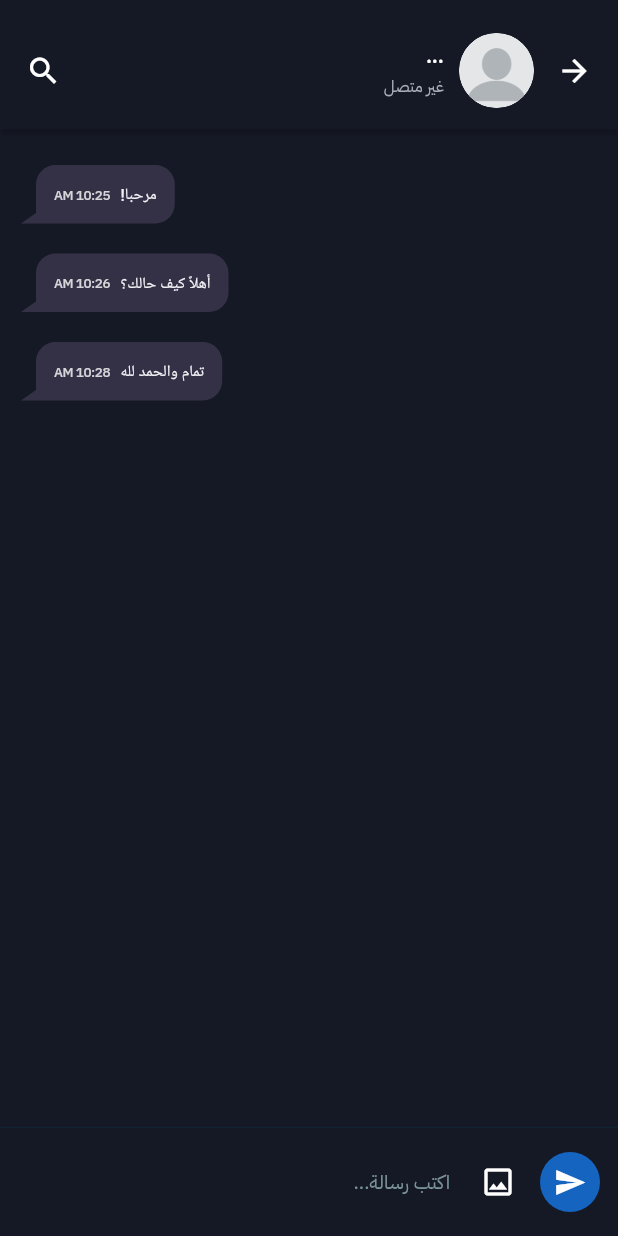
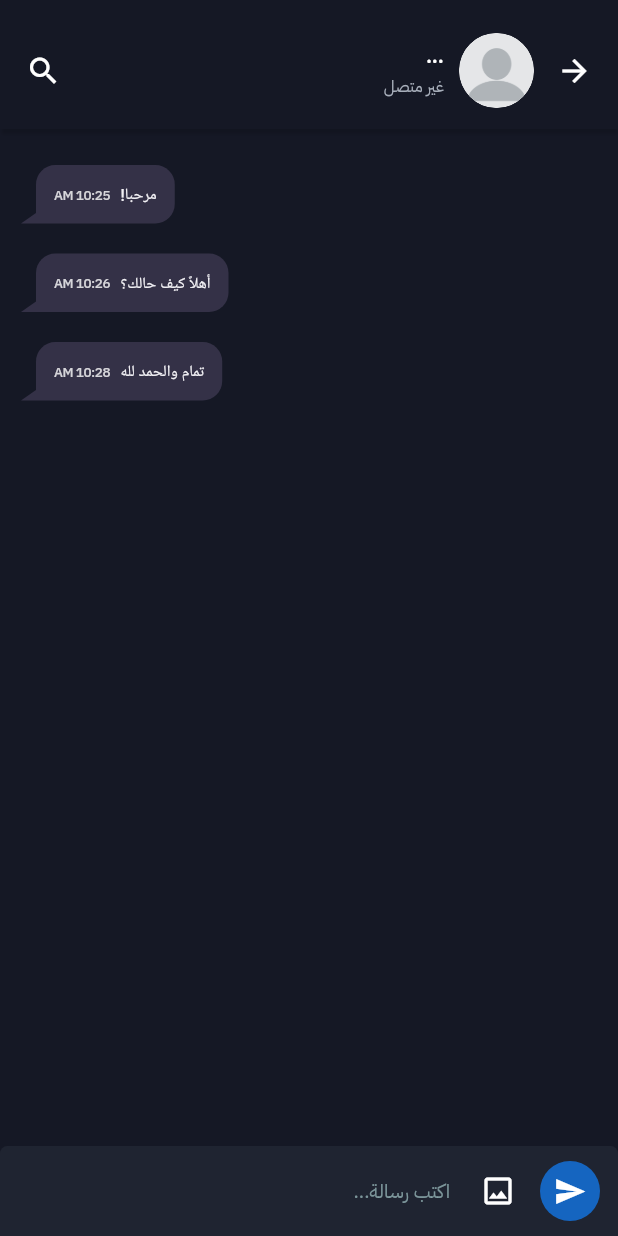
Before and after one commit to MohammedBazhair/link_note, a Flutter app: the ChatScreen screen opened directly with empty values, on a phone screen of 412 x 824 dp. Run offline on Flutter 3.47's test engine with Material 3 defaults, Android fonts, the phone set to English and light mode, and no system bars; our stand-ins replace app_links, audioplayers, device_info_plus, flutter_cache_manager, flutter_riverpod, flutter_svg and 9 more; missing offline and left inert: bluetooth_enable_fork, image_gallery_saver_plus, mobile_scanner, nearby_connections, onesignal_flutter, protocol_handler; accounts and stored records are empty; project files that could hold a hidden picture were left out.

Commit message:
feat: Add offline chat feature including chat screens, message input, message list, and reply functionality.

```diff
--- a/lib/features/offline_chat/presentation/controllers/chat_providers.dart
+++ b/lib/features/offline_chat/presentation/controllers/chat_providers.dart
@@ -1,4 +1,5 @@
 import 'package:flutter_riverpod/flutter_riverpod.dart';
+import 'package:flutter_riverpod/legacy.dart';
 import '../../data/handlers/chat_handshake_handler.dart';
 import '../../data/handlers/chat_sending_handler.dart';
 import '../../data/handlers/image_transfer_handler.dart';
@@ -38,6 +39,10 @@ final getMyFriendsIdsProvider = Provider((ref) {
   );
 
   return chatFriendsIds;
+});
+
+final replyToMessageProvider = StateProvider.autoDispose<Message?>((ref) {
+  return null;
 });
 
 final chatRepository = Provider((ref) {
--- a/lib/features/offline_chat/presentation/screens/chat_screen.dart
+++ b/lib/features/offline_chat/presentation/screens/chat_screen.dart
@@ -6,6 +6,7 @@ import '../controllers/nearby_providers.dart';
 import '../widgets/chat/chat_appbar.dart';
 import '../widgets/chat/chat_input.dart';
 import '../widgets/chat/message_list.dart';
+import '../widgets/chat/reply_message_widget.dart';
 
 class ChatScreen extends ConsumerWidget {
   const ChatScreen({super.key, required this.peerId, required this.myId});
@@ -26,13 +27,16 @@ class ChatScreen extends ConsumerWidget {
     );
     return Scaffold(
       body: Column(
+        crossAxisAlignment: CrossAxisAlignment.stretch,
         children: [
           SafeArea(child: ChatAppbar(chatAppbarParams)),
           Expanded(
             child: MessageList(
               chatId: Message.buildChatId(myId, peerId),
+              myId: myId,
             ),
           ),
+          const ReplyMessageWidget(),
           ChatInput(peerId: peerId),
         ],
       ),
--- a/lib/features/offline_chat/presentation/widgets/chat/chat_input.dart
+++ b/lib/features/offline_chat/presentation/widgets/chat/chat_input.dart
@@ -45,11 +45,10 @@ class _ChatInputState extends ConsumerState<ChatInput> {
   @override
   Widget build(BuildContext context) {
     return Container(
-      padding: const EdgeInsets.all(12),
+      padding: const EdgeInsets.symmetric(horizontal: 12, vertical: 6),
       decoration: BoxDecoration(
-        border: BoxBorder.fromSTEB(
-          top: const BorderSide(color: Color(0x6E083141), width: .8),
-        ),
+        color: Colors.blueGrey.shade400.withOpacity(0.1),
+        borderRadius: const BorderRadius.vertical(top: Radius.circular(5)),
       ),
       child: Row(
         spacing: 4,
--- a/lib/features/offline_chat/presentation/widgets/chat/message_content.dart
+++ b/lib/features/offline_chat/presentation/widgets/chat/message_content.dart
@@ -1,15 +1,17 @@
 import 'dart:io';
 
 import 'package:flutter/material.dart';
+import 'package:flutter_riverpod/flutter_riverpod.dart';
 
 import '../../../../../core/constants/internal_constants/log.dart';
 import '../../../../../core/extensions/extensions.dart';
 import '../../../../../core/presentation/widgets/conditional_builder.dart';
 import '../../../domain/entities/message.dart';
+import '../../controllers/chat_providers.dart';
 import 'message_text.dart';
 import 'tail_message_paint.dart';
 
-class MessageWidget extends StatelessWidget {
+class MessageWidget extends ConsumerWidget {
   const MessageWidget({
     super.key,
     required this.isMe,
@@ -22,7 +24,7 @@ class MessageWidget extends StatelessWidget {
   final bool hasTail;
 
   @override
-  Widget build(BuildContext context) {
+  Widget build(BuildContext context, WidgetRef ref) {
     final backgroundColor = isMe
         ? const Color(0xFF1976D2)
         : const Color(0xFF343147);
@@ -30,15 +32,19 @@ class MessageWidget extends StatelessWidget {
       alignment: isMe
           ? AlignmentDirectional.centerStart
           : AlignmentDirectional.centerEnd,
-      child: CustomPaint(
-        painter: hasTail
-            ? TailMessagePaint(isMe: isMe, color: backgroundColor)
-            : null,
+      child: Dismissible(
+        key: ValueKey(message.id),
+        direction: DismissDirection.endToStart,
+        confirmDismiss: (direction) {
+          ref.read(replyToMessageProvider.notifier).state = message;
 
-        child: Dismissible(
-          key: ValueKey(message.id),
-          direction: DismissDirection.startToEnd,
+          return Future.value(false);
+        },
 
+        child: CustomPaint(
+          painter: hasTail
+              ? TailMessagePaint(isMe: isMe, color: backgroundColor)
+              : null,
           child: Container(
             padding: EdgeInsets.all(message.type == MessageType.image ? 3 : 12),
             decoration: BoxDecoration(
@@ -48,8 +54,12 @@ class MessageWidget extends StatelessWidget {
                   : BorderRadiusDirectional.only(
                       topStart: const Radius.circular(13),
                       topEnd: const Radius.circular(13),
-                      bottomStart: isMe ? Radius.zero : const Radius.circular(13),
-                      bottomEnd: !isMe ? Radius.zero : const Radius.circular(13),
+                      bottomStart: isMe
+                          ? Radius.zero
+                          : const Radius.circular(13),
+                      bottomEnd: !isMe
+                          ? Radius.zero
+                          : const Radius.circular(13),
                     ),
             ),
             child: MessageContnetWidget(message: message, isMe: isMe),
--- a/lib/features/offline_chat/presentation/widgets/chat/message_list.dart
+++ b/lib/features/offline_chat/presentation/widgets/chat/message_list.dart
@@ -1,14 +1,14 @@
 import 'package:flutter/material.dart';
 import 'package:flutter_riverpod/flutter_riverpod.dart';
-import '../../../../user/presentation/controllers/user_providers.dart';
 import '../../../domain/entities/message.dart';
 import '../../controllers/chat_providers.dart';
 import '../../screens/test_chat_screen.dart';
 import 'message_content.dart';
 
 class MessageList extends ConsumerStatefulWidget {
-  const MessageList({super.key, required this.chatId});
+  const MessageList({super.key, required this.chatId, required this.myId});
   final String chatId;
+  final String myId;
 
   @override
   ConsumerState<MessageList> createState() => _MessageListState();
@@ -56,11 +56,10 @@ class _MessageListState extends ConsumerState<MessageList> {
       return const Center(child: Text('لا توجد رسائل بعد'));
     }
 
-    final myId = ref.read(getUserIdProvider);
 
     return _ChatMessages(
       scrollController: _scrollController,
-      myId: myId,
+      myId:widget.myId,
       chatMessages: chatMessages,
     );
   }
```
Also changed, not shown: lib/features/offline_chat/presentation/screens/test_chat_screen.dart (+14 -1 lines), lib/features/offline_chat/presentation/widgets/chat/reply_message_widget.dart (added, +87 -0 lines).
